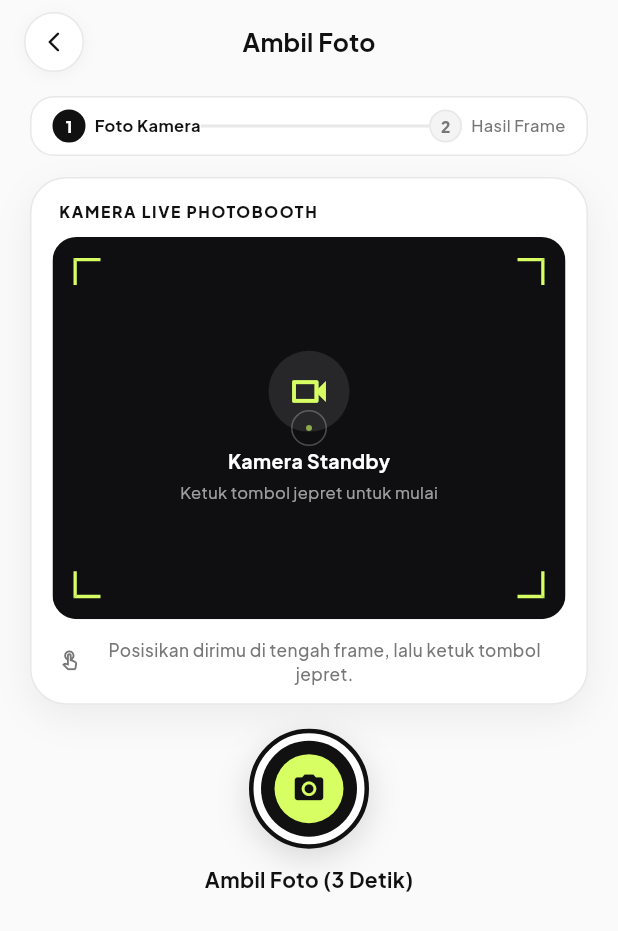
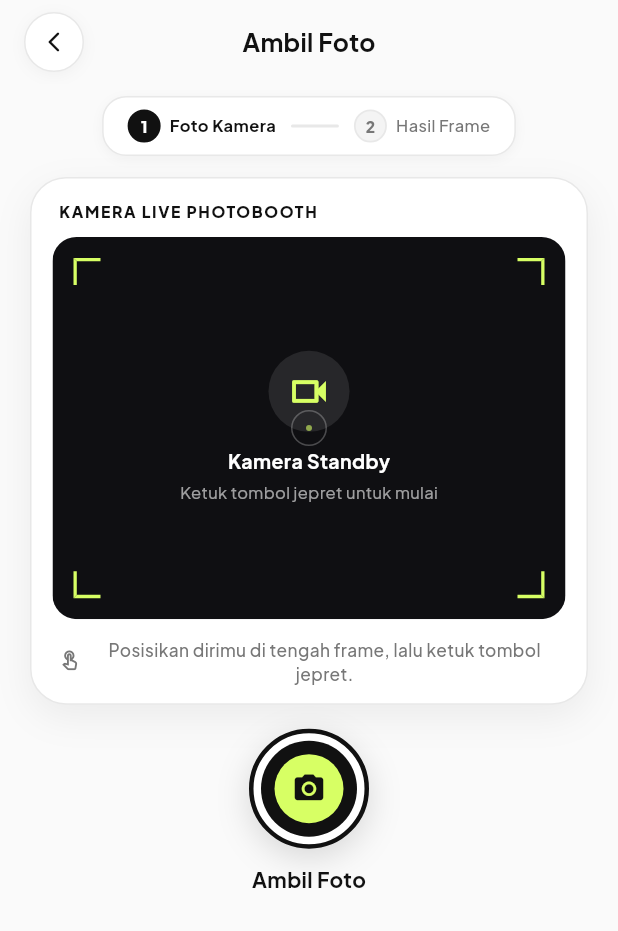
Before and after one commit to mizanyf/MZPhotoBooth, a Flutter app: the PhotoScreen screen opened directly with empty values, on a phone screen of 412 x 824 dp. Shown: the top 931 px of the screen. Run offline on Flutter 3.47's test engine with Material 3 defaults, Android fonts, the light colour scheme and no system bars; our stand-ins replace google_fonts; missing offline and left inert: dart:html, dart:ui_web.

Commit message:
Pengurangan slop

```diff
--- a/lib/screens/photo_screen.dart
+++ b/lib/screens/photo_screen.dart
@@ -548,14 +548,23 @@ class _PhotoScreenState extends State<PhotoScreen> with TickerProviderStateMixin
         _sessionMode == SessionMode.capture || _sessionMode == SessionMode.reviewPose;
     final bool isFinalResult = _sessionMode == SessionMode.finalResult;
 
-    return Container(
-      padding: const EdgeInsets.symmetric(horizontal: 14, vertical: 8),
+    return Center(
+      child: Container(
+        padding: const EdgeInsets.symmetric(horizontal: 16, vertical: 8),
         decoration: BoxDecoration(
           color: AppColors.white,
           borderRadius: BorderRadius.circular(16),
           border: Border.all(color: AppColors.border),
+          boxShadow: const [
+            BoxShadow(
+              color: AppColors.cardShadow,
+              blurRadius: 6,
+              offset: Offset(0, 2),
+            ),
+          ],
         ),
         child: Row(
+          mainAxisSize: MainAxisSize.min,
           children: [
             _buildStepItem(
               stepNumber: '1',
@@ -563,10 +572,13 @@ class _PhotoScreenState extends State<PhotoScreen> with TickerProviderStateMixin
               isActive: isCaptureOrReview,
               isCompleted: isFinalResult,
             ),
-          Expanded(
-            child: Container(
+            Container(
+              width: 32,
               height: 2,
+              margin: const EdgeInsets.symmetric(horizontal: 10),
+              decoration: BoxDecoration(
                 color: isFinalResult ? AppColors.primaryBlack : AppColors.border,
+                borderRadius: BorderRadius.circular(1),
               ),
             ),
             _buildStepItem(
@@ -576,6 +588,7 @@ class _PhotoScreenState extends State<PhotoScreen> with TickerProviderStateMixin
               isCompleted: false,
             ),
           ],
+        ),
       ),
     );
   }
@@ -984,13 +997,6 @@ class _PhotoScreenState extends State<PhotoScreen> with TickerProviderStateMixin
   }
 
   Widget _buildCaptureControls() {
-    String buttonText;
-    if (_slotCount == 1) {
-      buttonText = 'Ambil Foto (3 Detik)';
-    } else {
-      buttonText = 'Ambil Foto ${_activeCaptureSlot + 1} (3 Detik)';
-    }
-
     return Column(
       children: [
         GestureDetector(
@@ -1037,7 +1043,7 @@ class _PhotoScreenState extends State<PhotoScreen> with TickerProviderStateMixin
               ),
               const SizedBox(height: 10),
               Text(
-                buttonText,
+                'Ambil Foto',
                 style: GoogleFonts.plusJakartaSans(
                   fontSize: 14,
                   fontWeight: FontWeight.w700,
```
Lines whose indentation alone changed are shown as unchanged.
